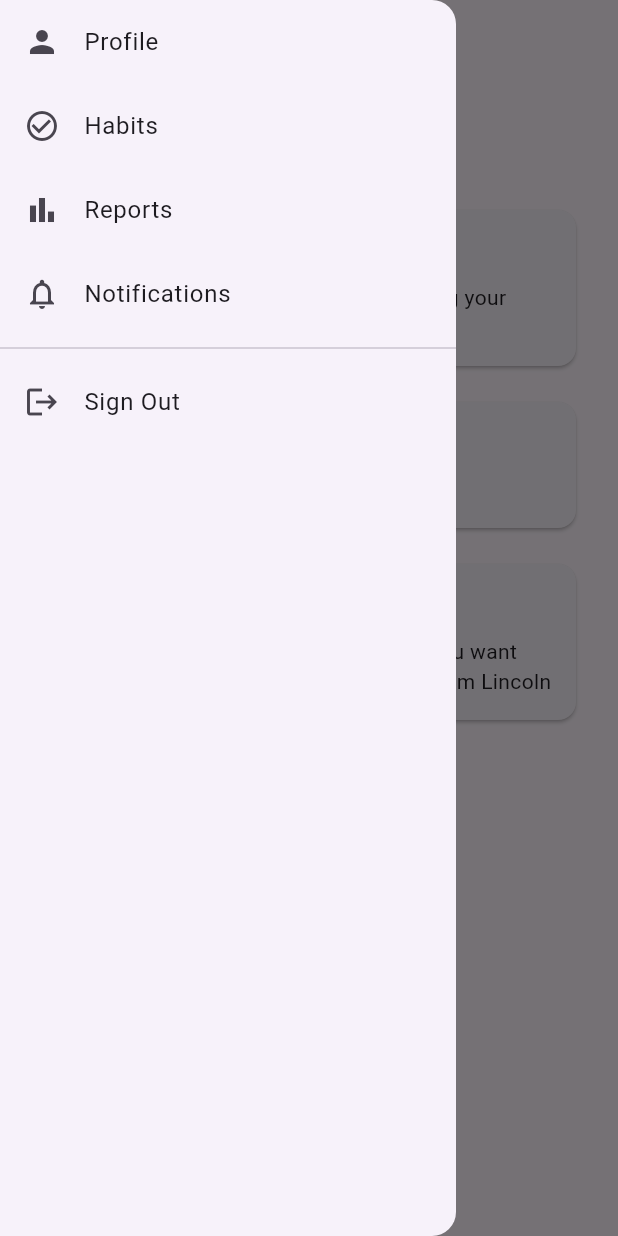
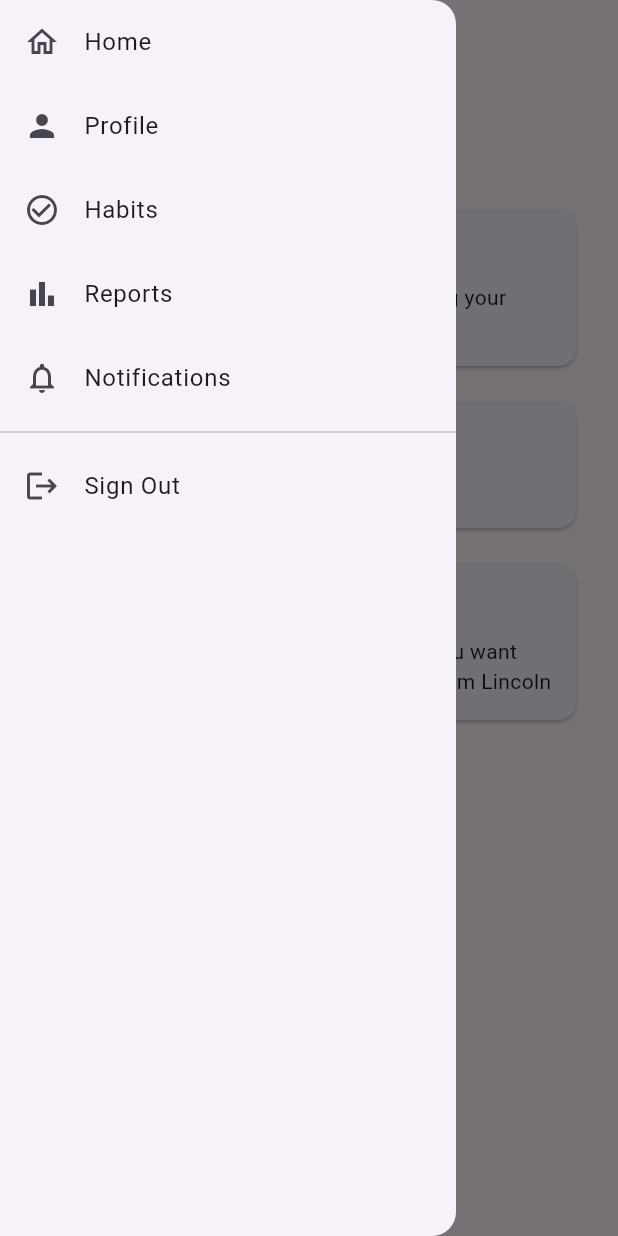
Before and after one commit to BluTargaryan/habit_tracker, a Flutter app: the HomeScreen screen opened by its route, with the side drawer open, on a phone screen of 412 x 824 dp. Run offline on Flutter 3.47's test engine with Material 3 defaults, Android fonts, the phone set to English and light mode, and no system bars; our stand-ins replace fl_chart, flutter_local_notifications, flutter_timezone, geolocator, go_router, shared_preferences and 2 more; accounts and stored records are empty; network calls fail.

Commit message:
homepage refactor, to do and completed lists. repair history bug for new habits

```diff
--- a/lib/screens/home/home_screen.dart
+++ b/lib/screens/home/home_screen.dart
@@ -48,17 +48,29 @@ class _HomeScreenState extends State<HomeScreen> {
             ),
             const SizedBox(height: 24),
             _SectionCard(
-              title: 'Weekly Progress',
+              title: 'To Do',
               child: habitProvider.isLoading
                   ? const Center(child: CircularProgressIndicator())
-                  : _WeeklyProgress(habits: habitProvider.habits),
+                  : _HabitStatusList(
+                      habits: habitProvider.habits
+                          .where((habit) => !habitProvider.isCompletedToday(habit))
+                          .toList(),
+                      habitProvider: habitProvider,
+                      emptyText: habitProvider.habits.isEmpty
+                          ? 'No habits yet — add one to start tracking your progress.'
+                          : "You're all caught up for today!",
+                    ),
             ),
             const SizedBox(height: 16),
             _SectionCard(
-              title: 'Completed Today',
+              title: 'Completed',
               child: habitProvider.isLoading
                   ? const Center(child: CircularProgressIndicator())
-                  : _CompletedToday(habitProvider: habitProvider),
+                  : _HabitStatusList(
+                      habits: habitProvider.habits.where(habitProvider.isCompletedToday).toList(),
+                      habitProvider: habitProvider,
+                      emptyText: 'No habits completed today.',
+                    ),
             ),
             const SizedBox(height: 16),
             _SectionCard(
@@ -76,81 +88,77 @@ class _HomeScreenState extends State<HomeScreen> {
   }
 }
 
-class _WeeklyProgress extends StatelessWidget {
+class _HabitStatusList extends StatelessWidget {
   final List<Habit> habits;
+  final HabitProvider habitProvider;
+  final String emptyText;
 
-  const _WeeklyProgress({required this.habits});
+  const _HabitStatusList({
+    required this.habits,
+    required this.habitProvider,
+    required this.emptyText,
+  });
+
+  static const _cardWidth = 140.0;
+  static const _listHeight = 116.0;
 
   @override
   Widget build(BuildContext context) {
     if (habits.isEmpty) {
-      return const Text('No habits yet — add one to start tracking your progress.');
+      return Text(emptyText);
     }
 
-    final days = List.generate(7, (i) => DateTime.now().subtract(Duration(days: 6 - i)));
-
-    return Column(
-      crossAxisAlignment: CrossAxisAlignment.start,
-      children: habits.map((habit) {
-        return Padding(
-          padding: const EdgeInsets.only(bottom: 8),
-          child: Row(
-            children: [
-              Expanded(
-                child: Text(habit.name, overflow: TextOverflow.ellipsis),
+    return SizedBox(
+      height: _listHeight,
+      child: ListView.separated(
+        scrollDirection: Axis.horizontal,
+        itemCount: habits.length,
+        separatorBuilder: (context, index) => const SizedBox(width: 12),
+        itemBuilder: (context, index) {
+          final habit = habits[index];
+          return Dismissible(
+            key: ValueKey(habit.id),
+            direction: DismissDirection.vertical,
+            onDismissed: (_) => habitProvider.toggleTodayCompletion(habit),
+            background: _swipeIndicator(context),
+            secondaryBackground: _swipeIndicator(context),
+            child: SizedBox(
+              width: _cardWidth,
+              child: Card(
+                child: Padding(
+                  padding: const EdgeInsets.all(12),
+                  child: Column(
+                    mainAxisAlignment: MainAxisAlignment.center,
+                    children: [
+                      CircleAvatar(backgroundColor: habit.color, radius: 14),
+                      const SizedBox(height: 8),
+                      Text(
+                        habit.name,
+                        textAlign: TextAlign.center,
+                        maxLines: 2,
+                        overflow: TextOverflow.ellipsis,
+                      ),
+                      const SizedBox(height: 4),
+                      const Icon(Icons.unfold_more, size: 14, color: Colors.grey),
+                    ],
+                  ),
+                ),
               ),
-              ...days.map((day) {
-                final completedThatDay = habit.completions.any(
-                  (completion) => completion.completed && _isSameDay(completion.date, day),
-                );
-                return Padding(
-                  padding: const EdgeInsets.symmetric(horizontal: 2),
-                  child: Icon(
-                    completedThatDay ? Icons.check_circle : Icons.circle_outlined,
-                    size: 16,
-                    color: completedThatDay ? habit.color : Colors.grey,
-                  ),
-                );
-              }),
-            ],
-          ),
-        );
-      }).toList(),
+            ),
+          );
+        },
+      ),
     );
   }
 
-  bool _isSameDay(DateTime a, DateTime b) {
-    return a.year == b.year && a.month == b.month && a.day == b.day;
-  }
-}
-
-class _CompletedToday extends StatelessWidget {
-  final HabitProvider habitProvider;
-
-  const _CompletedToday({required this.habitProvider});
-
-  @override
-  Widget build(BuildContext context) {
-    final completed = habitProvider.habits.where(habitProvider.isCompletedToday).toList();
-
-    if (completed.isEmpty) {
-      return const Text('No habits completed today.');
-    }
-
-    return Column(
-      crossAxisAlignment: CrossAxisAlignment.start,
-      children: completed.map((habit) {
-        return Padding(
-          padding: const EdgeInsets.only(bottom: 4),
-          child: Row(
-            children: [
-              Icon(Icons.circle, size: 10, color: habit.color),
-              const SizedBox(width: 8),
-              Text(habit.name),
-            ],
-          ),
-        );
-      }).toList(),
+  Widget _swipeIndicator(BuildContext context) {
+    return Container(
+      alignment: Alignment.center,
+      decoration: BoxDecoration(
+        color: Theme.of(context).colorScheme.primaryContainer,
+        borderRadius: BorderRadius.circular(12),
+      ),
+      child: const Icon(Icons.swap_vert),
     );
   }
 }
--- a/lib/widgets/app_drawer.dart
+++ b/lib/widgets/app_drawer.dart
@@ -21,6 +21,11 @@ class AppDrawer extends StatelessWidget {
         child: ListView(
           padding: EdgeInsets.zero,
           children: [
+            ListTile(
+              leading: const Icon(Icons.home_outlined),
+              title: const Text('Home'),
+              onTap: () => _navigate(context, '/home'),
+            ),
             ListTile(
               leading: const Icon(Icons.person),
               title: const Text('Profile'),
```
Also changed, not shown: lib/screens/habit_detail/habit_detail_screen.dart (+10 -2 lines), 4 other files.
